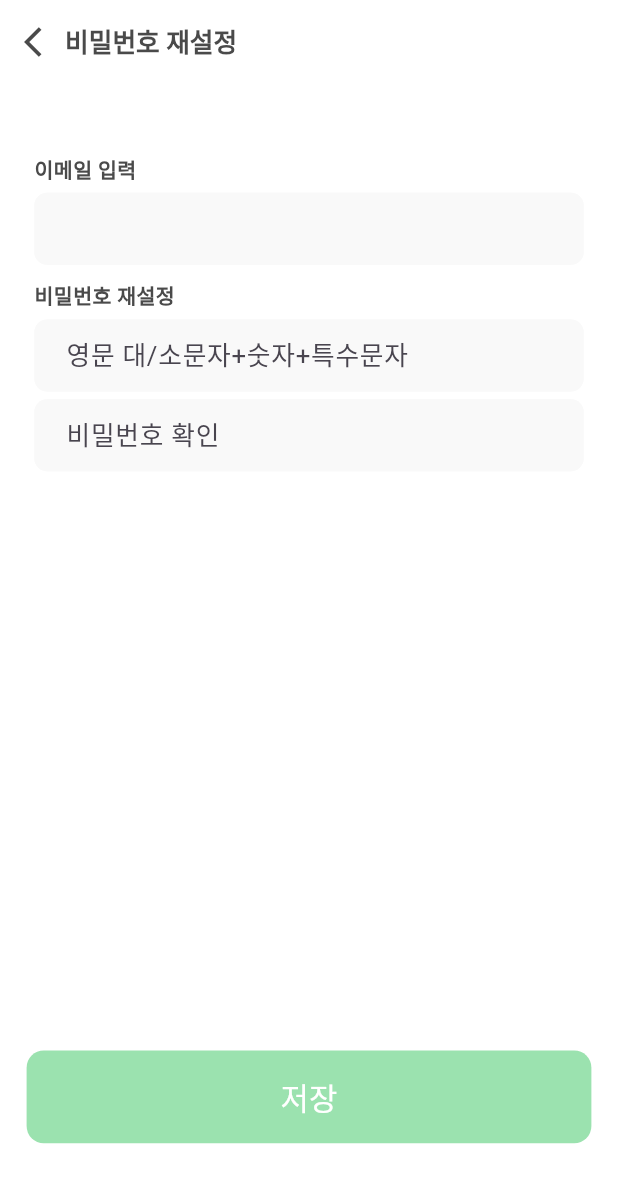
After one commit to wonjuneee/20242R0136COSE48002, a Flutter app: the PasswordResetScreen screen opened directly, on a phone screen of 412 x 824 dp. The commit adds this screen. Shown: the top 1183 px of the screen. Run offline on Flutter 3.47's test engine with Material 3 defaults, Android fonts, the light colour scheme and no system bars; our stand-ins replace cloud_firestore, dotted_border, email_validator, firebase_auth, firebase_core, firebase_storage and 8 more; missing offline and left inert: kpostal, qr_code_scanner, xml2json; accounts and stored records are empty; Roboto replaces fonts that are missing (Pretendard).

Commit message:
feat: check change_password_screen

```diff
--- a/app/structure/lib/dataSource/remote_data_source.dart
+++ b/app/structure/lib/dataSource/remote_data_source.dart
@@ -45,7 +45,7 @@ class RemoteDataSource {
 
   /// 유저 중복검사 (GET)
   static Future<dynamic> dupliCheck(String userId) async {
-    dynamic response = await _getApi('user/id-check?userId=$userId');
+    dynamic response = await _getApi('user/duplicate_check?userId=$userId');
     return response;
   }
 
--- /dev/null
+++ b/app/structure/lib/screen/sign_in/password_reset_screen.dart
@@ -0,0 +1,119 @@
+import 'package:flutter/material.dart';
+import 'package:flutter_screenutil/flutter_screenutil.dart';
+import 'package:go_router/go_router.dart';
+import 'package:provider/provider.dart';
+import 'package:structure/components/main_button.dart';
+import 'package:structure/config/pallete.dart';
+import 'package:structure/components/custom_app_bar.dart';
+import 'package:structure/components/main_button.dart';
+import 'package:structure/components/main_input_field.dart';
+import 'package:structure/viewModel/sign_in/password_reset_view_model.dart';
+
+class PasswordResetScreen extends StatelessWidget {
+  const PasswordResetScreen({super.key});
+
+  @override
+  Widget build(BuildContext context) {
+    return Scaffold(
+      backgroundColor: Colors.white,
+      appBar: const CustomAppBar(
+          title: '비밀번호 재설정', backButton: true, closeButton: false),
+      body: Stack(
+        children: [
+          GestureDetector(
+            onTap: () => FocusScope.of(context).unfocus(),
+            child: SingleChildScrollView(
+              child: Form(
+                key: context.read<PasswordResetViewModel>().formKey,
+                child: Column(
+                  crossAxisAlignment: CrossAxisAlignment.center,
+                  children: [
+                    const Row(),
+                    SizedBox(
+                      height: 72.h,
+                    ),
+                    Container(
+                        margin: EdgeInsets.only(left: 40.w),
+                        alignment: Alignment.centerLeft,
+                        child: Text('이메일 입력', style: Palette.fieldTitle)),
+                    SizedBox(
+                      height: 8.h,
+                    ),
+                    MainInputField(
+                      mode: 1,
+                      width: 640.w,
+                      formKey: context.read<PasswordResetViewModel>().formKey,
+                      controller:
+                          context.read<PasswordResetViewModel>().originEmail,
+                      obscureText: true,
+                      // validateFunc: (value) => context
+                      //     .read<PasswordResetViewModel>()
+                      //     .pwValidate(value),
+                      // 비밀번호 유효성 검사 함수 -> id에 알맞는 비밀번호 설정 함수
+                    ),
+                    SizedBox(
+                      height: 16.h,
+                    ),
+                    Container(
+                        margin: EdgeInsets.only(left: 40.w),
+                        alignment: Alignment.centerLeft,
+                        child: Text('비밀번호 재설정', style: Palette.fieldTitle)),
+                    SizedBox(
+                      height: 8.h,
+                    ),
+                    MainInputField(
+                      mode: 1,
+                      width: 640.w,
+                      formKey: context.read<PasswordResetViewModel>().formKey,
+                      controller: context.read<PasswordResetViewModel>().newPW,
+                      obscureText: true,
+                      validateFunc: (value) => context
+                          .read<PasswordResetViewModel>()
+                          .newPwValidate(value),
+                      hintText: '영문 대/소문자+숫자+특수문자',
+                    ),
+                    SizedBox(
+                      height: 8.h,
+                    ),
+                    MainInputField(
+                      mode: 1,
+                      width: 640.w,
+                      formKey: context.read<PasswordResetViewModel>().formKey,
+                      controller:
+                          context.read<PasswordResetViewModel>().newCPW,
+                      obscureText: true,
+                      validateFunc: (value) => context
+                          .read<PasswordResetViewModel>()
+                          .cPwValidate(value),
+                      hintText: '비밀번호 확인',
+                    ),
+                    SizedBox(
+                      height: 600.h,
+                    ),
+                    MainButton(
+                      onPressed:
+                          context.watch<PasswordResetViewModel>().isAllValid()
+                              ? () async => context
+                                  .read<PasswordResetViewModel>()
+                                  .changePassword(context)
+                              : null,
+                      text: '저장',
+                      width: 658.w,
+                      height: 96.h,
+                      mode: 1,
+                    ),
+                  ],
+                ),
+              ),
+            ),
+          ),
+          context.watch<PasswordResetViewModel>().isLoading
+              ? const Center(
+                  child: CircularProgressIndicator(),
+                )
+              : Container(),
+        ],
+      ),
+    );
+  }
+}
--- a/app/structure/lib/viewModel/sign_up/insertion_user_info_view_model.dart
+++ b/app/structure/lib/viewModel/sign_up/insertion_user_info_view_model.dart
@@ -102,7 +102,7 @@ class InsertionUserInfoViewModel with ChangeNotifier {
   bool validatePassword(String password) {
     // 조건: 영문 대/소문자, 숫자, 특수문자 10자~15자
     const pattern =
-        r'^(?=.*?[A-Z])(?=.*?[a-z])(?=.*?[0-9])(?=.*?[!@#$%^&*()\-_=+{};:,<.>]).{10,15}$';
+        r'^(?=.*?[A-Z])(?=.*?[a-z])(?=.*?[0-9])(?=.*?[!@#$%^&*()\-_=+{};:,<.>]).{10,}$';
     final regex = RegExp(pattern);
 
     return regex.hasMatch(password);
```
Also changed, not shown: app/structure/lib/config/user_router.dart (+11 -0 lines), app/structure/lib/screen/sign_in/sign_in_screen.dart (+15 -2 lines), app/structure/lib/viewModel/sign_in/password_reset_view_model.dart (added, +167 -0 lines).
